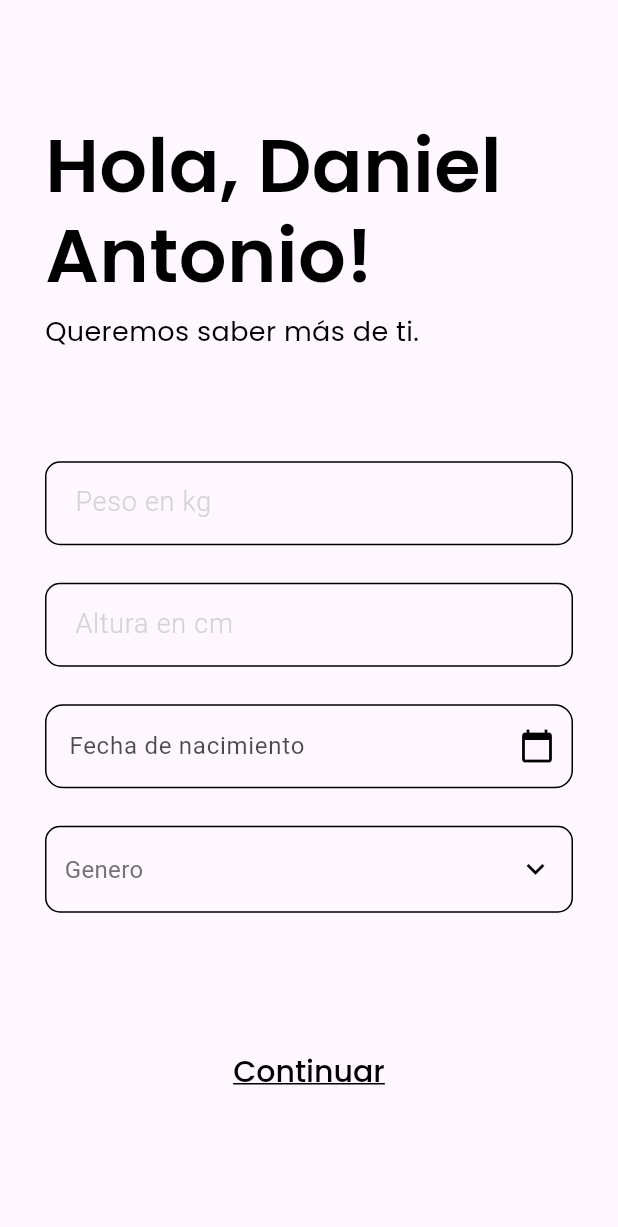
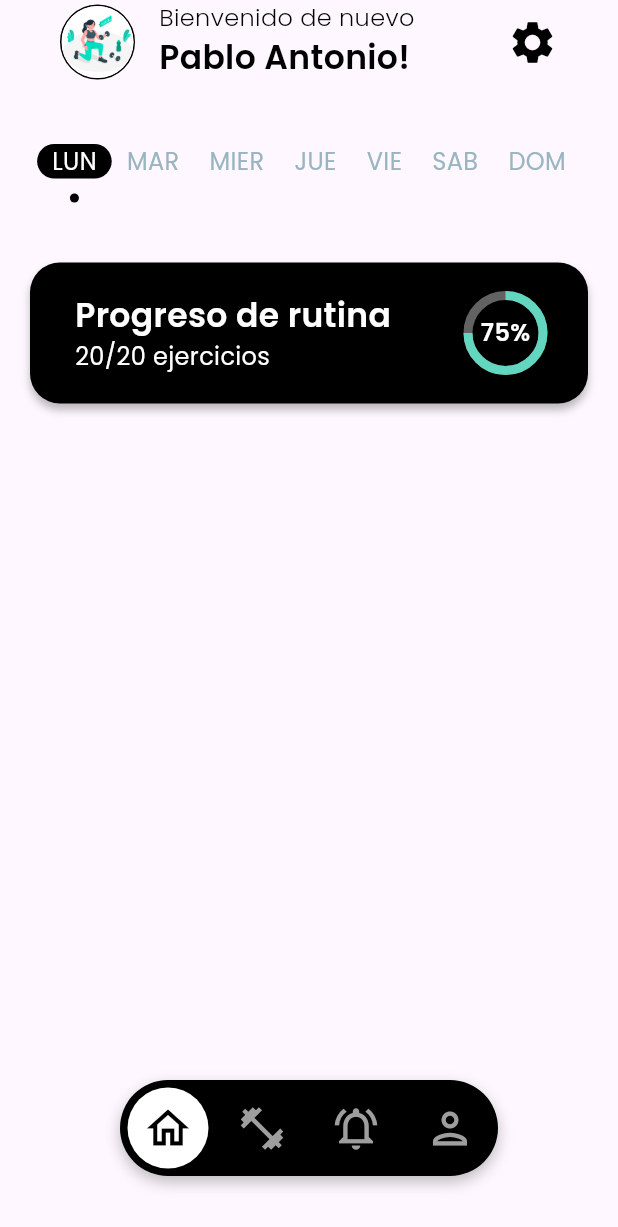
Before and after one commit to JuanPCFdev/GlowFit, a Flutter app: the screen it shows after launch, on a phone screen of 412 x 824 dp. Shown: the top 1227 px of the screen. Run offline on Flutter 3.47's test engine with Material 3 defaults, Android fonts, the phone set to English and light mode, and no system bars; our stand-ins replace cloud_firestore, firebase_auth, firebase_core, get_it, go_router, google_fonts; accounts and stored records are empty.

Commit message:
home layout

```diff
--- a/lib/app_router.dart
+++ b/lib/app_router.dart
@@ -1,4 +1,5 @@
 import 'package:flutter/material.dart';
+import 'package:glow_fit_app/features/gym/presentation/layouts/home.dart';
 import 'package:go_router/go_router.dart';
 import 'package:glow_fit_app/features/gym/presentation/layouts/login/login.dart';
 import 'package:glow_fit_app/features/gym/presentation/layouts/register/register.dart';
@@ -8,7 +9,7 @@ import 'package:glow_fit_app/features/gym/presentation/layouts/forms/first_time_
 class AppRouter {
   // Instancia de GoRouter
   static final router = GoRouter(
-    initialLocation: '/first_time_form',
+    initialLocation: '/home',
     routes: [
       // Ruta para la pantalla de inicio de sesión
       GoRoute(
@@ -69,6 +70,25 @@ class AppRouter {
               transitionDuration: Duration.zero,
             ),
       ),
+      GoRoute(
+        path: '/home',
+        name: 'home',
+        pageBuilder:
+            (context, state) => CustomTransitionPage(
+              key: state.pageKey,
+              child: const Home(),
+              transitionsBuilder: (
+                context,
+                animation,
+                secondaryAnimation,
+                child,
+              ) {
+                // Sin transición
+                return child;
+              },
+              transitionDuration: Duration.zero,
+            ),
+      ),
       // Puedes agregar más rutas aquí según sea necesario
     ],
     // Manejo de errores
--- /dev/null
+++ b/lib/features/gym/presentation/layouts/home.dart
@@ -0,0 +1,48 @@
+import 'package:flutter/material.dart';
+import 'package:glow_fit_app/features/gym/presentation/widgets/home/app_bar_home.dart';
+import 'package:glow_fit_app/features/gym/presentation/widgets/home/bottom_navigation_bar_home.dart';
+import 'package:glow_fit_app/features/gym/presentation/widgets/home/progress.dart';
+import 'package:glow_fit_app/features/gym/presentation/widgets/home/week.dart';
+
+class Home extends StatefulWidget {
+  const Home({super.key});
+
+  @override
+  State<Home> createState() => _HomeState();
+}
+
+class _HomeState extends State<Home> {
+  int index = 0;
+
+  @override
+  void initState() {
+    super.initState();
+  }
+
+  void onTapped(int index) {
+    setState(() {
+      this.index = index;
+    });
+  }
+
+  @override
+  Widget build(BuildContext context) {
+    return Scaffold(
+      appBar: appBarHome(),
+      body: Center(
+        child: Column(
+          children: [
+            Container(
+              padding: const EdgeInsets.only(left: 20, right: 20),
+              child: Column(children: [week(), progress()]),
+            ),
+          ],
+        ),
+      ),
+      bottomNavigationBar: BottomNavigationBarHome(
+        index: index,
+        onTapped: onTapped,
+      ),
+    );
+  }
+}
--- a/lib/features/gym/presentation/layouts/login/login.dart
+++ b/lib/features/gym/presentation/layouts/login/login.dart
@@ -43,18 +43,7 @@ class Login extends StatelessWidget {
                 ),
               ),
               const SizedBox(height: 25),
-              CustomButton(
-                text: 'Ingresar',
-                onPressed: () {},
-                backgroundColor: Colors.black,
-                textColor: Colors.white,
-                fontSize: 24,
-                fontWeight: FontWeight.w600,
-                borderRadius: 8,
-                height: 60,
-                width: double.infinity,
-                padding: EdgeInsets.zero,
-              ),
+              loginButton(),
               const SizedBox(height: 20),
               Row(
                 mainAxisAlignment: MainAxisAlignment.center,
@@ -93,4 +82,19 @@ class Login extends StatelessWidget {
       ),
     );
   }
+
+  CustomButton loginButton() {
+    return CustomButton(
+      text: 'Ingresar',
+      onPressed: () {},
+      backgroundColor: Colors.black,
+      textColor: Colors.white,
+      fontSize: 24,
+      fontWeight: FontWeight.w600,
+      borderRadius: 8,
+      height: 60,
+      width: double.infinity,
+      padding: EdgeInsets.zero,
+    );
+  }
 }
--- /dev/null
+++ b/lib/features/gym/presentation/widgets/home/app_bar_home.dart
@@ -0,0 +1,57 @@
+import 'package:flutter/material.dart';
+import 'package:google_fonts/google_fonts.dart';
+
+PreferredSizeWidget appBarHome() {
+  return AppBar(
+    actions: [
+      Padding(
+        padding: const EdgeInsets.only(left: 40),
+        child: Container(
+          width: 50,
+          height: 50,
+          decoration: BoxDecoration(
+            borderRadius: BorderRadius.circular(50),
+            border: Border.all(color: Colors.black, width: 1),
+          ),
+          child: ClipRRect(
+            borderRadius: BorderRadius.circular(50),
+            child: Image(
+              width: 40,
+              height: 40,
+              image: AssetImage('assets/images/heroimg.png'),
+              fit: BoxFit.cover,
+              semanticLabel: 'Profile',
+            ),
+          ),
+        ),
+      ),
+      SizedBox(width: 16),
+      Column(
+        crossAxisAlignment: CrossAxisAlignment.start,
+        children: [
+          Text(
+            'Bienvenido de nuevo',
+            style: GoogleFonts.poppins(
+              fontSize: 16,
+              fontWeight: FontWeight.w300,
+              color: Colors.black,
+            ),
+          ),
+          Text(
+            'Pablo Antonio!',
+            style: GoogleFonts.poppins(
+              fontSize: 22,
+              fontWeight: FontWeight.w600,
+              color: Colors.black,
+            ),
+          ),
+        ],
+      ),
+      Spacer(),
+      Padding(
+        padding: const EdgeInsets.only(right: 40),
+        child: Icon(Icons.settings, color: Colors.black, size: 34),
+      ),
+    ],
+  );
+}
--- /dev/null
+++ b/lib/features/gym/presentation/widgets/home/bottom_navigation_bar_home.dart
@@ -0,0 +1,135 @@
+import 'package:flutter/material.dart';
+
+class BottomNavigationBarHome extends StatefulWidget {
+  final int index;
+  final Function(int index) onTapped;
+  const BottomNavigationBarHome({
+    super.key,
+    required this.index,
+    required this.onTapped,
+  });
+
+  @override
+  State<BottomNavigationBarHome> createState() =>
+      _BottomNavigationBarHomeState();
+}
+
+class _BottomNavigationBarHomeState extends State<BottomNavigationBarHome> {
+  @override
+  void initState() {
+    super.initState();
+  }
+
+  @override
+  void didUpdateWidget(BottomNavigationBarHome oldWidget) {
+    super.didUpdateWidget(oldWidget);
+    if (widget.index != oldWidget.index) {
+      setState(() {});
+    }
+  }
+
+  @override
+  Widget build(BuildContext context) {
+    return Padding(
+      padding: const EdgeInsets.only(left: 80, right: 80, bottom: 40),
+      child: Container(
+        decoration: BoxDecoration(
+          color: Colors.black,
+          borderRadius: BorderRadius.circular(100),
+          boxShadow: [
+            BoxShadow(
+              blurRadius: 8,
+              offset: const Offset(0, 4),
+              color: Colors.black.withValues(alpha: 0.25),
+            ),
+          ],
+        ),
+        child: Padding(
+          padding: const EdgeInsets.symmetric(horizontal: 5, vertical: 5),
+          child: Row(
+            mainAxisAlignment: MainAxisAlignment.spaceBetween,
+            mainAxisSize: MainAxisSize.min,
+            children: [
+              // Botón de inicio
+              GestureDetector(
+                onTap: () => widget.onTapped(0),
+                child: Container(
+                  decoration: BoxDecoration(
+                    shape: BoxShape.circle,
+                    color:
+                        widget.index == 0 ? Colors.white : Colors.transparent,
+                  ),
+                  child: Padding(
+                    padding: const EdgeInsets.all(10),
+                    child: Icon(
+                      Icons.home_outlined,
+                      color: widget.index == 0 ? Colors.black : Colors.grey,
+                      size: 34,
+                    ),
+                  ),
+                ),
+              ),
+              // Botón de rutinas
+              GestureDetector(
+                onTap: () => widget.onTapped(1),
+                child: Container(
+                  decoration: BoxDecoration(
+                    shape: BoxShape.circle,
+                    color:
+                        widget.index == 1 ? Colors.white : Colors.transparent,
+                  ),
+                  child: Padding(
+                    padding: const EdgeInsets.all(10),
+                    child: Icon(
+                      Icons.fitness_center_outlined,
+                      color: widget.index == 1 ? Colors.black : Colors.grey,
+                      size: 34,
+                    ),
+                  ),
+                ),
+              ),
+              // Botón de notificaciones
+              GestureDetector(
+                onTap: () => widget.onTapped(3),
+                child: Container(
+                  decoration: BoxDecoration(
+                    shape: BoxShape.circle,
+                    color:
+                        widget.index == 3 ? Colors.white : Colors.transparent,
+                  ),
+                  child: Padding(
+                    padding: const EdgeInsets.all(10),
+                    child: Icon(
+                      Icons.notifications_active_outlined,
+                      color: widget.index == 3 ? Colors.black : Colors.grey,
+                      size: 34,
+                    ),
+                  ),
+                ),
+              ),
+              // Botón de perfil
+              GestureDetector(
+                onTap: () => widget.onTapped(4),
+                child: Container(
+                  decoration: BoxDecoration(
+                    shape: BoxShape.circle,
+                    color:
+                        widget.index == 4 ? Colors.white : Colors.transparent,
+                  ),
+                  child: Padding(
+                    padding: const EdgeInsets.all(10),
+                    child: Icon(
+                      Icons.person_outlined,
+                      color: widget.index == 4 ? Colors.black : Colors.grey,
+                      size: 34,
+                    ),
+                  ),
+                ),
+              ),
+            ],
+          ),
+        ),
+      ),
+    );
+  }
+}
--- /dev/null
+++ b/lib/features/gym/presentation/widgets/home/progress.dart
@@ -0,0 +1,76 @@
+import 'package:flutter/material.dart';
+import 'package:google_fonts/google_fonts.dart';
+
+Widget progress() {
+  return Container(
+    width: double.infinity,
+    decoration: BoxDecoration(
+      borderRadius: BorderRadius.circular(20),
+      color: Colors.black,
+      boxShadow: [
+        BoxShadow(
+          offset: const Offset(0, 4),
+          blurRadius: 4,
+          color: Colors.black26,
+        ),
+      ],
+    ),
+    child: Padding(
+      padding: const EdgeInsets.symmetric(horizontal: 30, vertical: 20),
+      child: Row(
+        mainAxisAlignment: MainAxisAlignment.spaceBetween,
+        children: [
+          Column(
+            crossAxisAlignment: CrossAxisAlignment.start,
+            children: [
+              Text(
+                'Progreso de rutina',
+                style: GoogleFonts.poppins(
+                  fontSize: 22,
+                  fontWeight: FontWeight.w600,
+                  color: Colors.white,
+                ),
+              ),
+              Text(
+                '20/20 ejercicios',
+                style: GoogleFonts.poppins(
+                  fontSize: 16,
+                  fontWeight: FontWeight.w400,
+                  color: Colors.white,
+                ),
+              ),
+            ],
+          ),
+          SizedBox(
+            width: 50,
+            height: 50,
+            child: Stack(
+              fit: StackFit.expand,
+              alignment: Alignment.center,
+              children: [
+                CircularProgressIndicator(
+                  value: 0.75,
+                  semanticsValue: '75%',
+                  semanticsLabel: '75%',
+                  backgroundColor: Colors.white38,
+                  color: const Color(0xFF63D6BF),
+                  strokeWidth: 6,
+                ),
+                Center(
+                  child: Text(
+                    '75%',
+                    style: GoogleFonts.poppins(
+                      fontSize: 16,
+                      fontWeight: FontWeight.w600,
+                      color: Colors.white,
+                    ),
+                  ),
+                ),
+              ],
+            ),
+          ),
+        ],
+      ),
+    ),
+  );
+}
--- /dev/null
+++ b/lib/features/gym/presentation/widgets/home/week.dart
@@ -0,0 +1,52 @@
+import 'package:flutter/material.dart';
+import 'package:google_fonts/google_fonts.dart';
+
+List<String> days = ['LUN', 'MAR', 'MIER', 'JUE', 'VIE', 'SAB', 'DOM'];
+
+Widget week() {
+  final today = DateTime.now().weekday - 1;
+  return Padding(
+    padding: const EdgeInsets.symmetric(vertical: 40),
+    child: Container(
+      color: Colors.transparent,
+      child: SingleChildScrollView(
+        scrollDirection: Axis.horizontal,
+        child: Row(
+          children: [
+            for (int i = 0; i < days.length; i++)
+              Column(
+                mainAxisSize: MainAxisSize.min,
+                children: [
+                  Container(
+                    padding: const EdgeInsets.symmetric(horizontal: 10),
+                    decoration: BoxDecoration(
+                      borderRadius: BorderRadius.circular(20),
+                      color: i == today ? Colors.black : Colors.transparent,
+                    ),
+                    child: Text(
+                      days[i],
+                      style: GoogleFonts.poppins(
+                        fontSize: 16,
+                        fontWeight: FontWeight.w400,
+                        color:
+                            i == today ? Colors.white : const Color(0xFF99B5BF),
+                      ),
+                    ),
+                  ),
+                  Container(
+                    width: 6,
+                    height: 6,
+                    margin: const EdgeInsets.only(top: 10),
+                    decoration: BoxDecoration(
+                      shape: BoxShape.circle,
+                      color: i == today ? Colors.black : Colors.transparent,
+                    ),
+                  ),
+                ],
+              ),
+          ],
+        ),
+      ),
+    ),
+  );
+}
```
